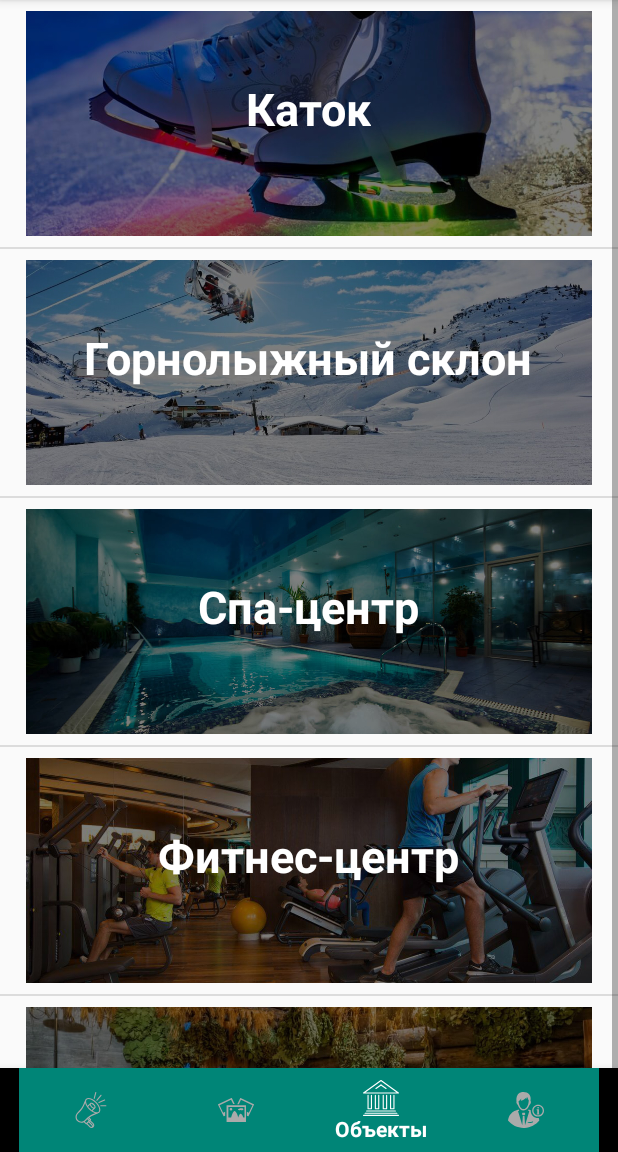
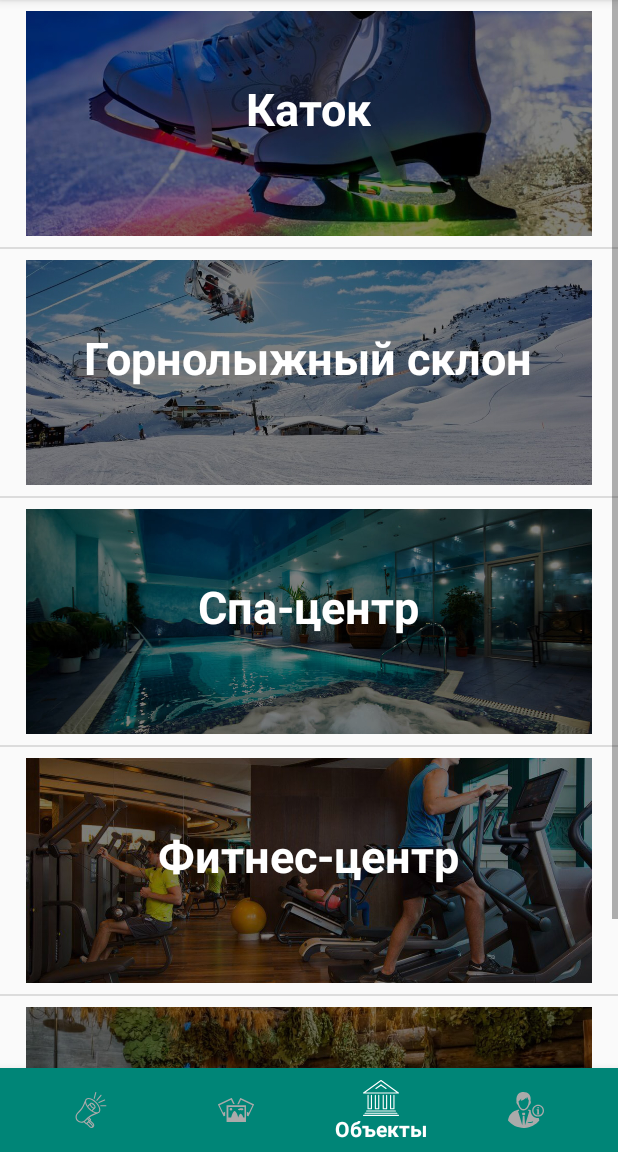
Before and after one commit to devdevdenis/AndroidStudioProjects, an Android app: the screen it shows after launch (MainActivity), item 3 of the bottom bar chosen, on a phone screen of 412 x 824 dp, the part 84-1236 px from its top. Run offline under Robolectric (Android 15) with nearby library versions, the phone set to English and light mode, and no system bars; libraries missing offline, so code that uses them is left out: com.synnapps.carouselview.

Commit message:
Some critical little updates

```diff
--- a/Varyag/app/src/main/java/com/example/denis/varyag/MainActivity.java
+++ b/Varyag/app/src/main/java/com/example/denis/varyag/MainActivity.java
@@ -19,6 +19,7 @@ import android.support.v7.widget.Toolbar;
 import android.view.Menu;
 import android.view.MenuItem;
 import android.widget.ImageView;
+import android.widget.ProgressBar;
 
 public class MainActivity extends AppCompatActivity
         implements NavigationView.OnNavigationItemSelectedListener, NewsFragment.OnFragmentInteractionListener, GalleryFragment.OnFragmentInteractionListener, ObjectsFragment.OnFragmentInteractionListener, AccountFragment.OnFragmentInteractionListener {
--- a/Varyag/app/src/main/java/com/example/denis/varyag/ObjectsFragment.java
+++ b/Varyag/app/src/main/java/com/example/denis/varyag/ObjectsFragment.java
@@ -10,6 +10,7 @@ import android.view.ViewGroup;
 import android.widget.AdapterView;
 import android.widget.ArrayAdapter;
 import android.widget.ListView;
+import android.widget.ProgressBar;
 import android.widget.SimpleAdapter;
 import android.widget.Toast;
 
--- a/Varyag/app/src/main/res/layout/activity_main.xml
+++ b/Varyag/app/src/main/res/layout/activity_main.xml
@@ -20,6 +20,8 @@
         android:layout_gravity="start"
         android:fitsSystemWindows="true"
         app:headerLayout="@layout/nav_header_main"
-        app:menu="@menu/activity_main_drawer" />
+        app:menu="@menu/activity_main_drawer" >
+
+    </android.support.design.widget.NavigationView>
 
 </android.support.v4.widget.DrawerLayout>
--- a/Varyag/app/src/main/res/layout/app_bar_main.xml
+++ b/Varyag/app/src/main/res/layout/app_bar_main.xml
@@ -27,6 +27,7 @@
         android:layout_alignParentBottom="true"
         android:layout_gravity="bottom"
         app:itemBackground="@color/colorPrimary"
+        android:background="@color/colorPrimary"
         app:itemIconTint="@color/bottom_navigation_item_background_colors"
         app:itemTextColor="@color/bottom_navigation_item_background_colors"
         app:menu="@menu/menu_bottom_navigation" />
--- a/Varyag/app/src/main/res/layout/content_main.xml
+++ b/Varyag/app/src/main/res/layout/content_main.xml
@@ -4,6 +4,7 @@
     xmlns:tools="http://schemas.android.com/tools"
     android:layout_width="match_parent"
     android:layout_height="match_parent"
+    android:layout_marginBottom="@dimen/content_main_bottom_margin"
     app:layout_behavior="@string/appbar_scrolling_view_behavior"
     tools:context=".MainActivity"
     tools:showIn="@layout/app_bar_main">
--- a/Varyag/app/src/main/res/menu/menu_bottom_navigation.xml
+++ b/Varyag/app/src/main/res/menu/menu_bottom_navigation.xml
@@ -1,5 +1,6 @@
 <?xml version="1.0" encoding="utf-8"?>
 <menu xmlns:android="http://schemas.android.com/apk/res/android">
+
     <item
         android:id="@+id/action_events"
         android:icon="@drawable/ic_bottom_nav_events"
--- a/Varyag/app/src/main/res/values/dimens.xml
+++ b/Varyag/app/src/main/res/values/dimens.xml
@@ -5,4 +5,5 @@
     <dimen name="nav_header_vertical_spacing">8dp</dimen>
     <dimen name="nav_header_height">176dp</dimen>
     <dimen name="fab_margin">16dp</dimen>
+    <dimen name="content_main_bottom_margin">55dp</dimen>
 </resources>
```
